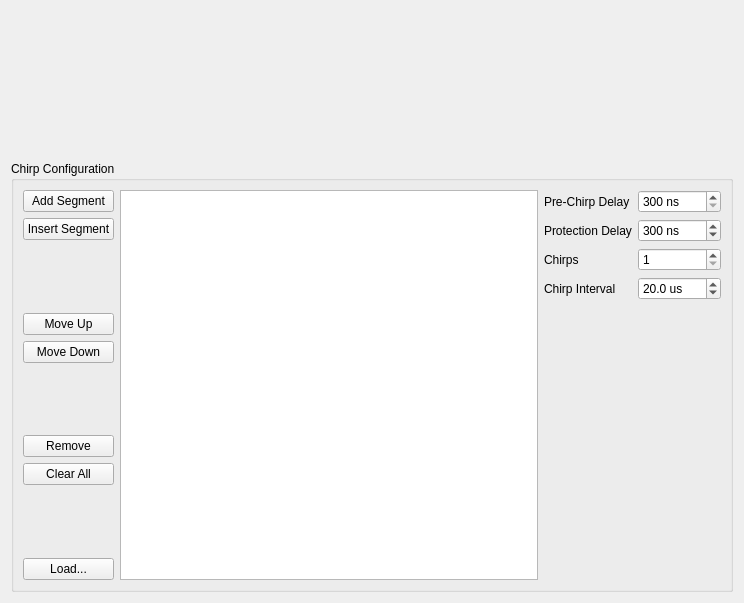
Before: the Qt Designer form chirpconfigwidget.ui in kncrabtree/blackchirp, drawn with Qt 5.
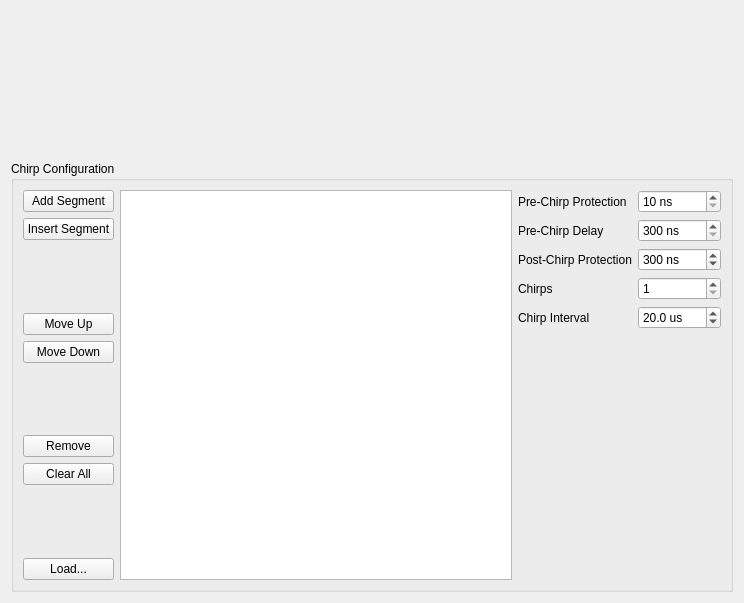
After: the same form once the commit is applied. Custom widgets are drawn as their Qt base class.

Commit message: Added pre-chirp protection delay

Patch:
```diff
--- a/chirpconfigwidget.ui
+++ b/chirpconfigwidget.ui
@@ -123,14 +123,14 @@
         <property name="fieldGrowthPolicy">
          <enum>QFormLayout::AllNonFixedFieldsGrow</enum>
         </property>
-        <item row="0" column="0">
+        <item row="1" column="0">
          <widget class="QLabel" name="preChirpDelayLabel">
           <property name="text">
            <string>Pre-Chirp Delay</string>
           </property>
          </widget>
         </item>
-        <item row="0" column="1">
+        <item row="1" column="1">
          <widget class="QSpinBox" name="preChirpDelaySpinBox">
           <property name="toolTip">
            <string>After t0 pulse (which sends TWT enable and protection signals), how long to wait before starting chirp.</string>
@@ -152,15 +152,15 @@
           </property>
          </widget>
         </item>
-        <item row="1" column="0">
+        <item row="2" column="0">
          <widget class="QLabel" name="protectionDelayLabel">
           <property name="text">
-           <string>Protection Delay</string>
+           <string>Post-Chirp Protection</string>
           </property>
          </widget>
         </item>
-        <item row="1" column="1">
-         <widget class="QSpinBox" name="protectionDelaySpinBox">
+        <item row="2" column="1">
+         <widget class="QSpinBox" name="postChirpProtectionSpinBox">
           <property name="toolTip">
            <string>Following chirp, how long to wait before closing protection switch.</string>
           </property>
@@ -184,14 +184,14 @@
           </property>
          </widget>
         </item>
-        <item row="2" column="0">
+        <item row="3" column="0">
          <widget class="QLabel" name="chirpsLabel">
           <property name="text">
            <string>Chirps</string>
           </property>
          </widget>
         </item>
-        <item row="2" column="1">
+        <item row="3" column="1">
          <widget class="QSpinBox" name="chirpsSpinBox">
           <property name="toolTip">
            <string>Number of chirps in the AWG waveform.</string>
@@ -207,14 +207,14 @@
           </property>
          </widget>
         </item>
-        <item row="3" column="0">
+        <item row="4" column="0">
          <widget class="QLabel" name="chirpIntervalLabel">
           <property name="text">
            <string>Chirp Interval</string>
           </property>
          </widget>
         </item>
-        <item row="3" column="1">
+        <item row="4" column="1">
          <widget class="QDoubleSpinBox" name="chirpIntervalDoubleSpinBox">
           <property name="toolTip">
            <string>&lt;html&gt;&lt;head/&gt;&lt;body&gt;&lt;p&gt;Time from beginning of one chirp to the beginning of the next.&lt;/p&gt;&lt;p&gt;Minimum is pre-chirp delay + chirp duration + protection delay + FID time + 4 μs.&lt;/p&gt;&lt;p&gt;Setting the chirp interval below this value will cause problems, as the scope will miss chirps and become unsynschronized.&lt;/p&gt;&lt;/body&gt;&lt;/html&gt;</string>
@@ -239,6 +239,32 @@
           </property>
          </widget>
         </item>
+        <item row="0" column="0">
+         <widget class="QLabel" name="preChirpProtectionLabel">
+          <property name="text">
+           <string>Pre-Chirp Protection</string>
+          </property>
+         </widget>
+        </item>
+        <item row="0" column="1">
+         <widget class="QSpinBox" name="preChirpProtectionSpinBox">
+          <property name="keyboardTracking">
+           <bool>false</bool>
+          </property>
+          <property name="suffix">
+           <string> ns</string>
+          </property>
+          <property name="minimum">
+           <number>10</number>
+          </property>
+          <property name="maximum">
+           <number>500</number>
+          </property>
+          <property name="singleStep">
+           <number>10</number>
+          </property>
+         </widget>
+        </item>
        </layout>
       </item>
      </layout>
```
The commit also changes 4 other files.
